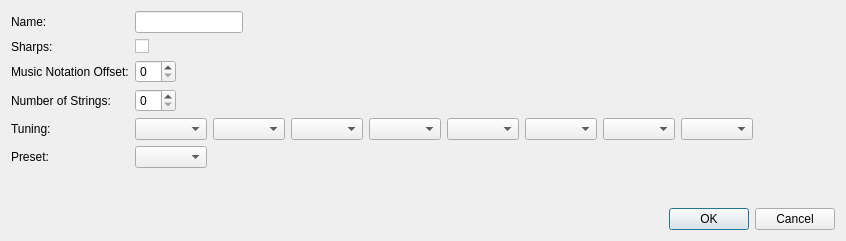
Old version of the form source/dialogs/tuningdialog.ui in the repository powertab/powertabeditor.
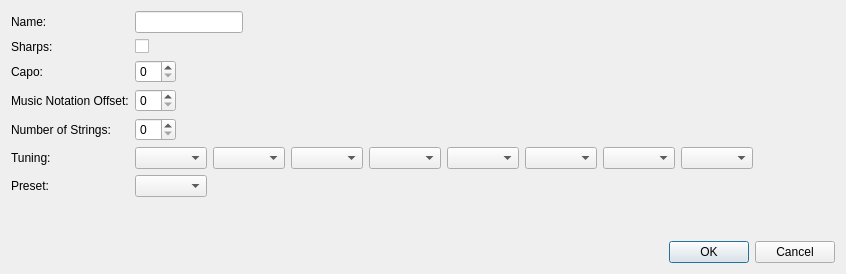
New version of the form.

Commit message: Expose setting for the capo value of a guitar.

Patch:
```diff
--- a/source/dialogs/tuningdialog.ui
+++ b/source/dialogs/tuningdialog.ui
@@ -7,7 +7,7 @@
     <x>0</x>
     <y>0</y>
     <width>846</width>
-    <height>241</height>
+    <height>274</height>
    </rect>
   </property>
   <property name="windowTitle">
@@ -42,34 +42,34 @@
      <item row="1" column="1">
       <widget class="QCheckBox" name="sharpsCheckBox"/>
      </item>
-     <item row="2" column="0">
+     <item row="3" column="0">
       <widget class="QLabel" name="musicNotationOffsetLabel">
        <property name="text">
         <string>Music Notation Offset:</string>
        </property>
       </widget>
      </item>
-     <item row="2" column="1">
+     <item row="3" column="1">
       <widget class="QSpinBox" name="notationOffsetSpinBox"/>
      </item>
-     <item row="3" column="0">
+     <item row="4" column="0">
       <widget class="QLabel" name="numberOfStringsLabel">
        <property name="text">
         <string>Number of Strings:</string>
        </property>
       </widget>
      </item>
-     <item row="3" column="1">
+     <item row="4" column="1">
       <widget class="QSpinBox" name="numStringsSpinBox"/>
      </item>
-     <item row="4" column="0">
+     <item row="5" column="0">
       <widget class="QLabel" name="tuningLabel">
        <property name="text">
         <string>Tuning:</string>
        </property>
       </widget>
      </item>
-     <item row="4" column="1">
+     <item row="5" column="1">
       <layout class="QHBoxLayout" name="horizontalLayout_3">
        <item>
         <widget class="QComboBox" name="string8"/>
@@ -97,20 +97,30 @@
        </item>
       </layout>
      </item>
-     <item row="5" column="0">
+     <item row="6" column="0">
       <widget class="QLabel" name="presetLabel">
        <property name="text">
         <string>Preset:</string>
        </property>
       </widget>
      </item>
-     <item row="5" column="1">
+     <item row="6" column="1">
       <widget class="QComboBox" name="presetComboBox">
        <property name="sizeAdjustPolicy">
         <enum>QComboBox::AdjustToContents</enum>
        </property>
       </widget>
      </item>
+     <item row="2" column="0">
+      <widget class="QLabel" name="capoLabel">
+       <property name="text">
+        <string>Capo:</string>
+       </property>
+      </widget>
+     </item>
+     <item row="2" column="1">
+      <widget class="QSpinBox" name="capoSpinBox"/>
+     </item>
     </layout>
    </item>
    <item>
```
The commit also changes 5 other files.
